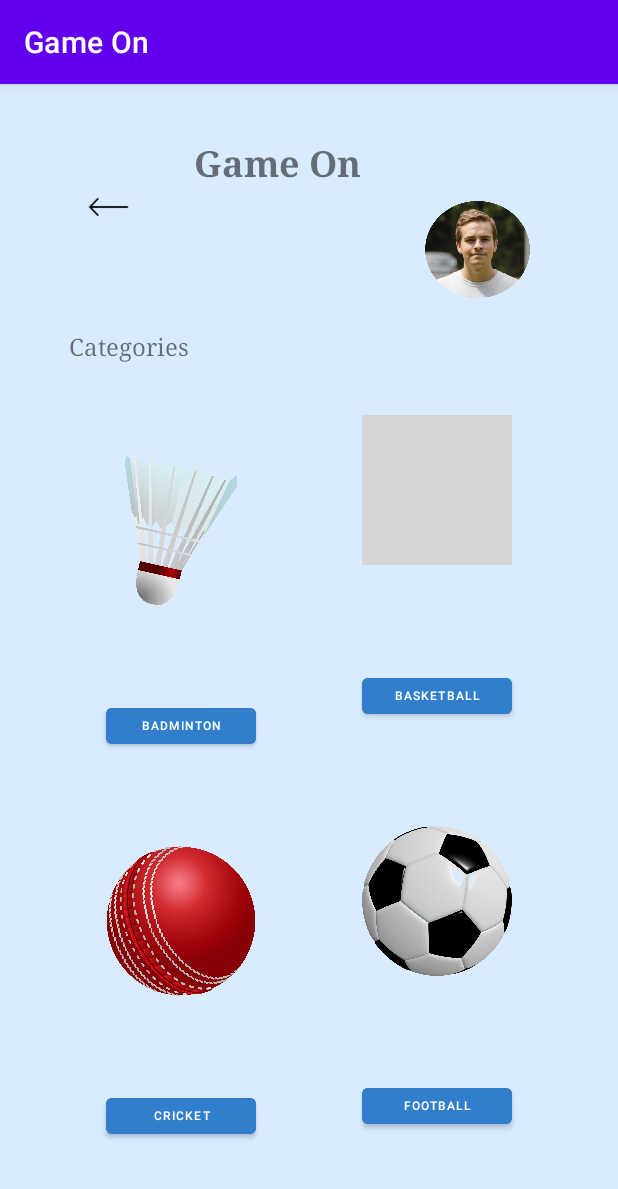
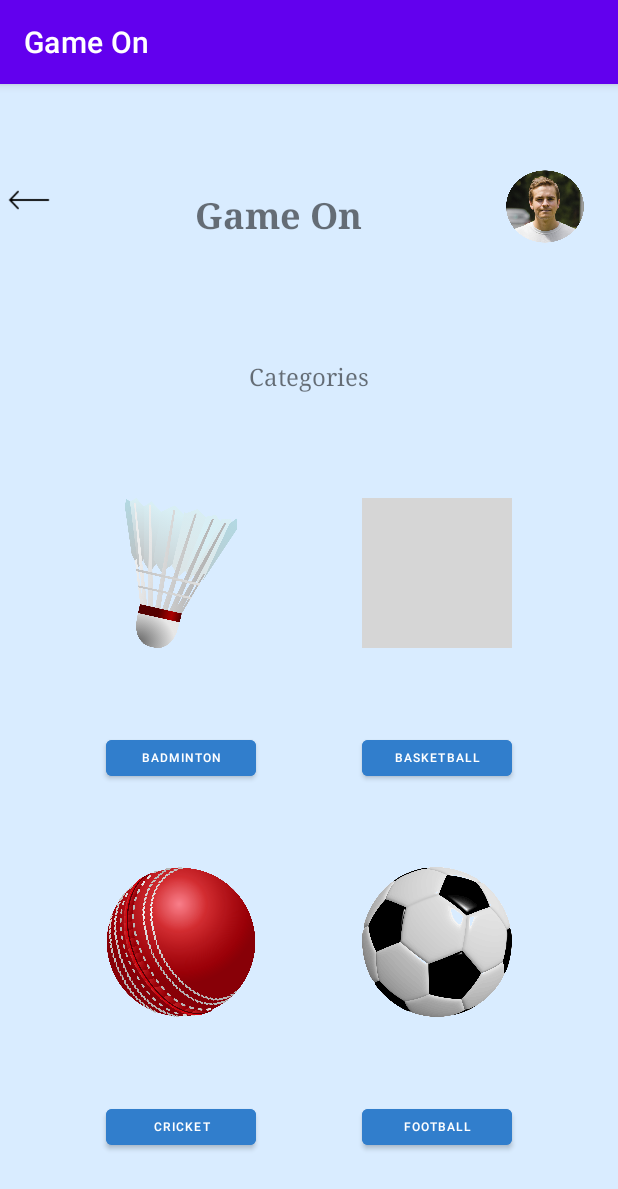
Before and after one commit to anoopbenny2022/GamesOn, an Android app: the HomeScreen screen opened directly, with no data from a screen before it, on a phone screen of 412 x 824 dp. Shown: the top 1189 px of the screen. Run offline under Robolectric (Android 15) with nearby library versions, the phone set to English and light mode, and no system bars; Roboto replaces fonts that are not available here; grey boxes are pictures that could not be loaded.

Commit message:
adjusted uichanges

```diff
--- a/app/src/main/res/layout/activity_home_screen.xml
+++ b/app/src/main/res/layout/activity_home_screen.xml
@@ -8,19 +8,6 @@
     android:backgroundTint="#D9ECFF"
     tools:context=".HomeScreen">
 
-    <TextView
-        android:id="@+id/textView2"
-        android:layout_width="wrap_content"
-        android:layout_height="wrap_content"
-        android:fontFamily="serif"
-        android:text="Categories"
-        android:textSize="16sp"
-        app:layout_constraintBottom_toTopOf="@+id/imageView7"
-        app:layout_constraintEnd_toEndOf="parent"
-        app:layout_constraintHorizontal_bias="0.138"
-        app:layout_constraintStart_toStartOf="parent"
-        app:layout_constraintTop_toBottomOf="@+id/imageView16" />
-
     <ImageView
         android:id="@+id/imageView7"
         android:layout_width="100dp"
@@ -29,7 +16,7 @@
         app:layout_constraintEnd_toStartOf="@+id/imageView8"
         app:layout_constraintHorizontal_bias="0.5"
         app:layout_constraintStart_toStartOf="parent"
-        app:layout_constraintTop_toBottomOf="@+id/textView2"
+        app:layout_constraintTop_toBottomOf="@+id/linearLayout3"
         app:srcCompat="@drawable/badminton" />
 
     <ImageView
@@ -40,7 +27,7 @@
         app:layout_constraintEnd_toEndOf="parent"
         app:layout_constraintHorizontal_bias="0.5"
         app:layout_constraintStart_toEndOf="@+id/imageView7"
-        app:layout_constraintTop_toBottomOf="@+id/imageView13"
+        app:layout_constraintTop_toBottomOf="@+id/linearLayout3"
         app:srcCompat="@drawable/basketball" />
 
     <Button
@@ -117,42 +104,60 @@
         app:layout_constraintStart_toStartOf="parent"
         app:layout_constraintTop_toBottomOf="@+id/imageView7" />
 
+    <LinearLayout
+        android:id="@+id/linearLayout4"
+        android:layout_width="400dp"
+        android:layout_height="74dp"
+        android:orientation="horizontal"
+        app:layout_constraintBottom_toTopOf="@+id/linearLayout3"
+        app:layout_constraintEnd_toEndOf="parent"
+        app:layout_constraintHorizontal_bias="0.454"
+        app:layout_constraintStart_toStartOf="parent"
+        app:layout_constraintTop_toTopOf="parent">
+
         <ImageView
-        android:id="@+id/imageView13"
-        android:layout_width="70dp"
-        android:layout_height="83dp"
-        android:layout_marginEnd="16dp"
-        app:layout_constraintBottom_toTopOf="@+id/imageView8"
-        app:layout_constraintEnd_toEndOf="parent"
-        app:layout_constraintHorizontal_bias="0.5"
-        app:layout_constraintStart_toEndOf="@+id/textView"
-        app:layout_constraintTop_toTopOf="parent"
-        app:srcCompat="@drawable/potrait" />
+            android:id="@+id/imageView16"
+            android:layout_width="28dp"
+            android:layout_height="45dp"
+            app:srcCompat="@drawable/icons8_left_arrow_50" />
 
         <TextView
             android:id="@+id/textView"
-        android:layout_width="wrap_content"
-        android:layout_height="wrap_content"
-        android:layout_marginTop="36dp"
+            android:layout_width="304dp"
+            android:layout_height="35dp"
+            android:layout_marginTop="16dp"
             android:fontFamily="serif"
             android:text="Game On"
+            android:textAlignment="center"
             android:textSize="24sp"
-        android:textStyle="bold"
-        app:layout_constraintEnd_toStartOf="@+id/imageView13"
-        app:layout_constraintHorizontal_bias="0.5"
-        app:layout_constraintStart_toEndOf="@+id/imageView16"
-        app:layout_constraintTop_toTopOf="parent" />
+            android:textStyle="bold" />
 
         <ImageView
-        android:id="@+id/imageView16"
-        android:layout_width="27dp"
-        android:layout_height="40dp"
-        android:layout_marginStart="16dp"
-        app:layout_constraintBottom_toTopOf="@+id/textView2"
-        app:layout_constraintEnd_toStartOf="@+id/textView"
+            android:id="@+id/imageView13"
+            android:layout_width="52dp"
+            android:layout_height="54dp"
+            app:srcCompat="@drawable/potrait" />
+    </LinearLayout>
+
+    <LinearLayout
+        android:id="@+id/linearLayout3"
+        android:layout_width="406dp"
+        android:layout_height="37dp"
+        android:orientation="horizontal"
+        app:layout_constraintBottom_toTopOf="@+id/imageView7"
+        app:layout_constraintEnd_toEndOf="parent"
         app:layout_constraintHorizontal_bias="0.5"
         app:layout_constraintStart_toStartOf="parent"
-        app:layout_constraintTop_toTopOf="parent"
-        app:srcCompat="@drawable/icons8_left_arrow_50" />
+        app:layout_constraintTop_toBottomOf="@+id/linearLayout4">
+
+        <TextView
+            android:id="@+id/textView2"
+            android:layout_width="match_parent"
+            android:layout_height="27dp"
+            android:fontFamily="serif"
+            android:text="Categories"
+            android:textAlignment="center"
+            android:textSize="16sp" />
+    </LinearLayout>
 
 </androidx.constraintlayout.widget.ConstraintLayout>
--- a/app/src/main/res/layout/activity_sign_up_page.xml
+++ b/app/src/main/res/layout/activity_sign_up_page.xml
@@ -123,7 +123,7 @@
                 android:background="@drawable/rectangle"
                 android:ems="10"
                 android:hint="Password"
-                android:inputType="textPersonName"
+                android:inputType="textPersonName|textPassword"
                 android:paddingStart="10dp"
                 app:layout_constraintEnd_toEndOf="parent"
                 app:layout_constraintHorizontal_bias="0.24"
@@ -152,7 +152,7 @@
                 android:background="@drawable/rectangle"
                 android:ems="10"
                 android:hint="Confirm Password"
-                android:inputType="textPersonName"
+                android:inputType="textPersonName|textPassword"
                 android:paddingStart="10dp"
                 app:layout_constraintEnd_toEndOf="parent"
                 app:layout_constraintHorizontal_bias="0.24"
```
Lines whose indentation alone changed are shown as unchanged.
